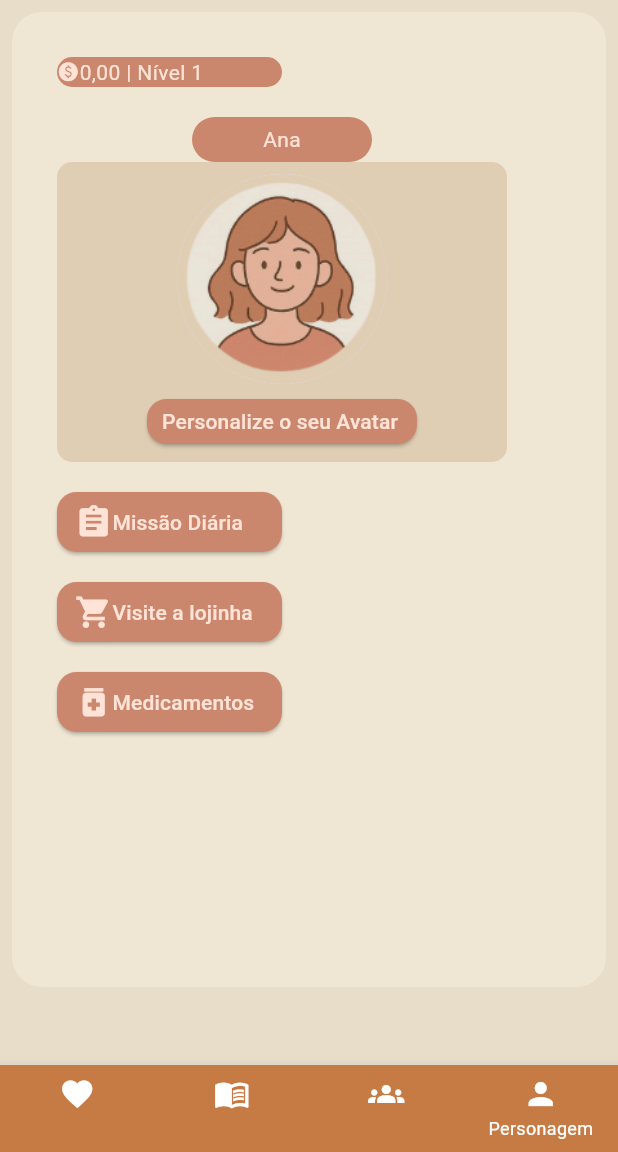
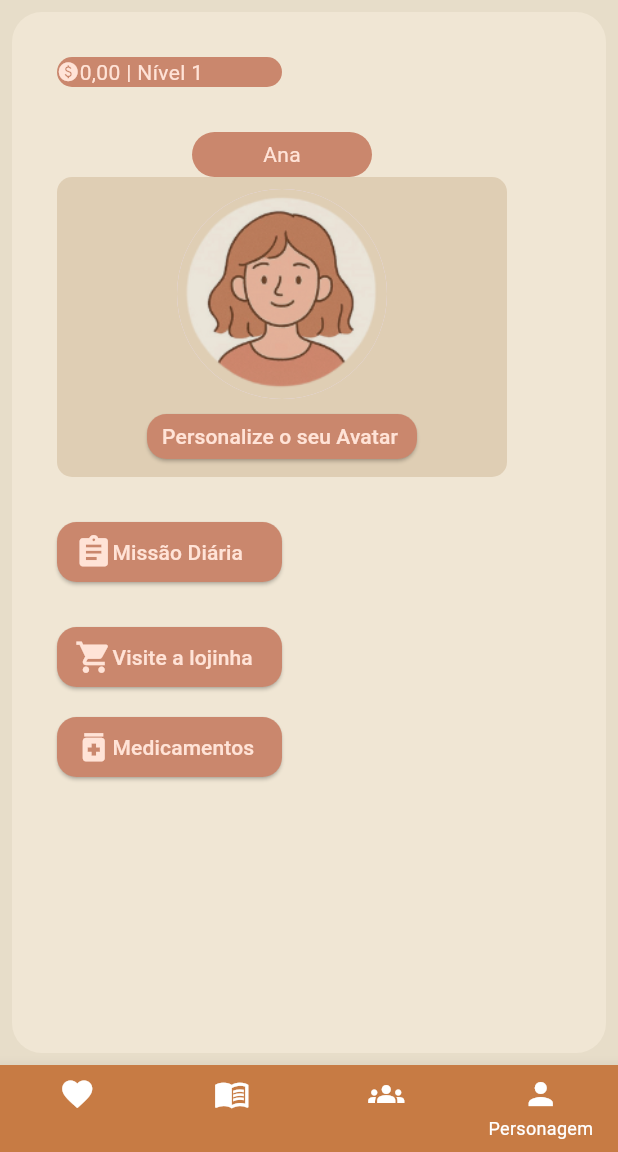
Before and after one commit to ujotinha/ProjetoPMovel, a Flutter app: the screen it shows after launch, on a phone screen of 412 x 824 dp, the part 84-1236 px from its top. Run offline on Flutter 3.47's test engine with Material 3 defaults, Android fonts, the phone set to English and light mode, and no system bars.

Commit message:
habitos ultima versao2

```diff
--- a/lib/pages/habitos.dart
+++ b/lib/pages/habitos.dart
@@ -50,7 +50,7 @@ class _HabitosState extends State<Habitos> {
       child: Container(
         padding: EdgeInsets.all(30),
         width: double.infinity,
-        height: 650,
+        height: 700,
         decoration: BoxDecoration(color: Color(0xFFf0e6d4), borderRadius: BorderRadius.circular(20)),
 
         child: Column(
@@ -73,7 +73,7 @@ class _HabitosState extends State<Habitos> {
             ],
             ),
             SizedBox(
-              height: 20,
+              height: 30,
             ),
             Column(
               crossAxisAlignment: CrossAxisAlignment.center,
@@ -128,7 +128,7 @@ class _HabitosState extends State<Habitos> {
               ],
             ),
             SizedBox(
-              height: 20,
+              height: 30,
             ),
             SizedBox(
               width: 150,
@@ -151,7 +151,7 @@ class _HabitosState extends State<Habitos> {
               ),
             ),
             SizedBox(
-              height: 20,
+              height: 30,
             ),
             SizedBox(
               width: 150,
```
